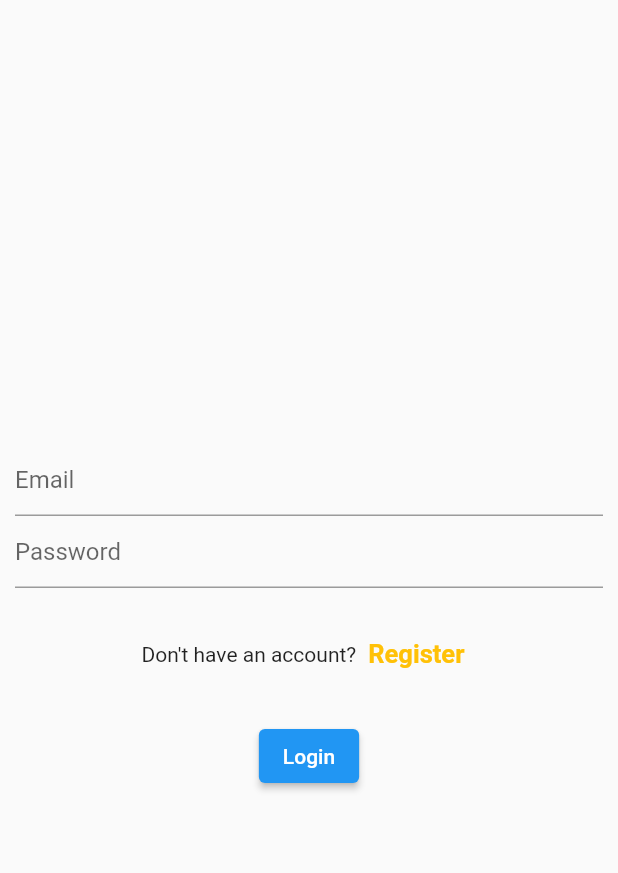
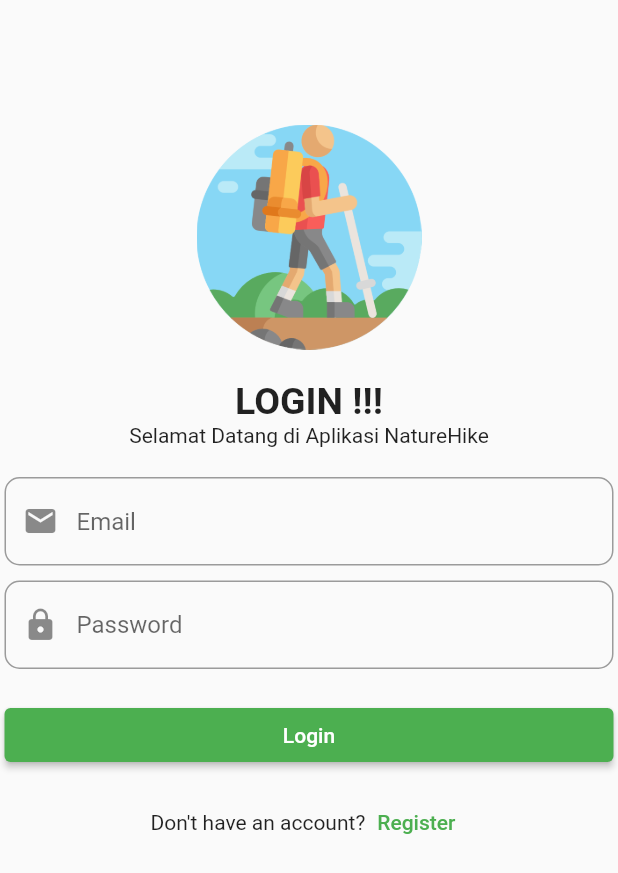
Before and after one commit to aldy202/naturehike, a Flutter app: the screen it shows after launch, on a phone screen of 412 x 824 dp. Shown: the top 873 px of the screen. Run offline on Flutter 3.47's test engine with Material 2 defaults, Android fonts, the phone set to English and light mode, and no system bars; our stand-ins replace cloud_firestore, firebase_auth, firebase_core; accounts and stored records are empty.

Commit message:
membuat halaman login

```diff
--- a/lib/main.dart
+++ b/lib/main.dart
@@ -17,10 +17,7 @@ class MyApp extends StatelessWidget {
   @override
   Widget build(BuildContext context) {
     return MaterialApp(
-      title: 'Flutter Demo',
-      theme: ThemeData(
-        primarySwatch: Colors.blue,
-      ),
+      title: 'NatureHike',
       debugShowCheckedModeBanner: false,
       home: Login(),
     );
--- a/lib/view/login.dart
+++ b/lib/view/login.dart
@@ -20,16 +20,49 @@ class Login extends StatelessWidget {
   @override
   Widget build(BuildContext context) {
     return Scaffold(
-      body: Padding(
-        padding: const EdgeInsets.all(10),
+      appBar: null,
+      resizeToAvoidBottomInset: false,
+      body: SingleChildScrollView(
+        child: Padding(
+          padding: const EdgeInsets.all(3),
           child: Form(
             key: formKey,
             child: Column(
-            mainAxisAlignment: MainAxisAlignment.center,
+              crossAxisAlignment: CrossAxisAlignment.stretch,
               children: [
+                SizedBox(height: 80),
+                Image.asset(
+                  'assets/images/hiking.png',
+                  width: 150,
+                  height: 150,
+                ),
+                SizedBox(height: 20),
+                Text(
+                  "LOGIN !!!",
+                  style: TextStyle(
+                    fontSize: 25,
+                    fontWeight: FontWeight.bold,
+                  ),
+                  textAlign: TextAlign.center,
+                ),
+                Text(
+                  "Selamat Datang di Aplikasi NatureHike",
+                  style: TextStyle(
+                    fontSize: 14,
+                  ),
+                  textAlign: TextAlign.center,
+                ),
+                SizedBox(height: 20),
                 TextFormField(
-                decoration: const InputDecoration(hintText: "Email"),
+                  decoration: InputDecoration(
+                    hintText: "Email",
+                    prefixIcon: Icon(Icons.email),
+                    border: OutlineInputBorder(
+                      borderRadius: BorderRadius.circular(10),
+                    ),
+                  ),
                   onChanged: (value) {
+                    // Do something with the value
                     email = value;
                   },
                   validator: (value) {
@@ -39,9 +72,17 @@ class Login extends StatelessWidget {
                     return null;
                   },
                 ),
+                SizedBox(height: 10),
                 TextFormField(
-                decoration: const InputDecoration(hintText: "Password"),
+                  decoration: InputDecoration(
+                    hintText: "Password",
+                    prefixIcon: Icon(Icons.lock),
+                    border: OutlineInputBorder(
+                      borderRadius: BorderRadius.circular(10),
+                    ),
+                  ),
                   onChanged: (value) {
+                    // Do something with the value
                     password = value;
                   },
                   validator: (value) {
@@ -52,37 +93,13 @@ class Login extends StatelessWidget {
                   },
                 ),
                 SizedBox(height: 20),
-              Row(
-                mainAxisAlignment: MainAxisAlignment.center,
-                children: [
-                  Text(
-                    "Don't have an account?",
-                    style: TextStyle(
-                      fontSize: 14,
+                ElevatedButton(
+                  style: ElevatedButton.styleFrom(
+                    primary: Colors.green, // Ganti dengan warna yang diinginkan
                   ),
-                  ),
-                  TextButton(
-                    onPressed: () {
-                      Navigator.push(
-                        context,
-                        MaterialPageRoute(builder: (context) => Register()),
-                      );
-                    },
-                    child: Text(
-                      "Register",
-                      style: TextStyle(
-                        color: Colors.amber,
-                        fontSize: 17,
-                        fontWeight: FontWeight.bold,
-                      ),
-                    ),
-                  ),
-                ],
-              ),
-              SizedBox(height: 20),
-              ElevatedButton(
                   child: const Text('Login'),
                   onPressed: () async {
+                    // Handle login button press
                     if (formKey.currentState!.validate()) {
                       UserModel? loggedInUser = await authController
                           .signWithEmailAndPassword(email!, password!);
@@ -140,7 +157,30 @@ class Login extends StatelessWidget {
                     }
                   },
                 ),
+                SizedBox(height: 10),
+                Row(
+                  mainAxisAlignment: MainAxisAlignment.center,
+                  children: [
+                    Text("Don't have an account?"),
+                    TextButton(
+                      onPressed: () {
+                        // Handle register button press
+                        Navigator.push(
+                          context,
+                          MaterialPageRoute(builder: (context) => Register()),
+                        );
+                      },
+                      child: Text(
+                        'Register',
+                        style: TextStyle(
+                          color: Colors.green,
+                        ),
+                      ),
+                    ),
                   ],
+                ),
+              ],
+            ),
           ),
         ),
       ),
--- a/pubspec.yaml
+++ b/pubspec.yaml
@@ -38,6 +38,7 @@ dependencies:
   firebase_core: ^2.14.0
   cloud_firestore: ^4.8.2
   firebase_auth: ^4.6.3
+  flutter_keyboard_visibility: ^5.4.1
 
 dev_dependencies:
   flutter_test:
@@ -63,8 +64,7 @@ flutter:
 
   # To add assets to your application, add an assets section, like this:
   assets:
-    - images/a_dot_burr.jpeg
-    - images/a_dot_ham.jpeg
+    - assets/images/
 
   # An image asset can refer to one or more resolution-specific "variants", see
   # https://flutter.dev/assets-and-images/#resolution-aware
```
Also changed, not shown: assets/icons/Lock.svg (deleted), assets/icons/User Icon.svg (deleted), pubspec.lock. Lines whose indentation alone changed are shown as unchanged.
